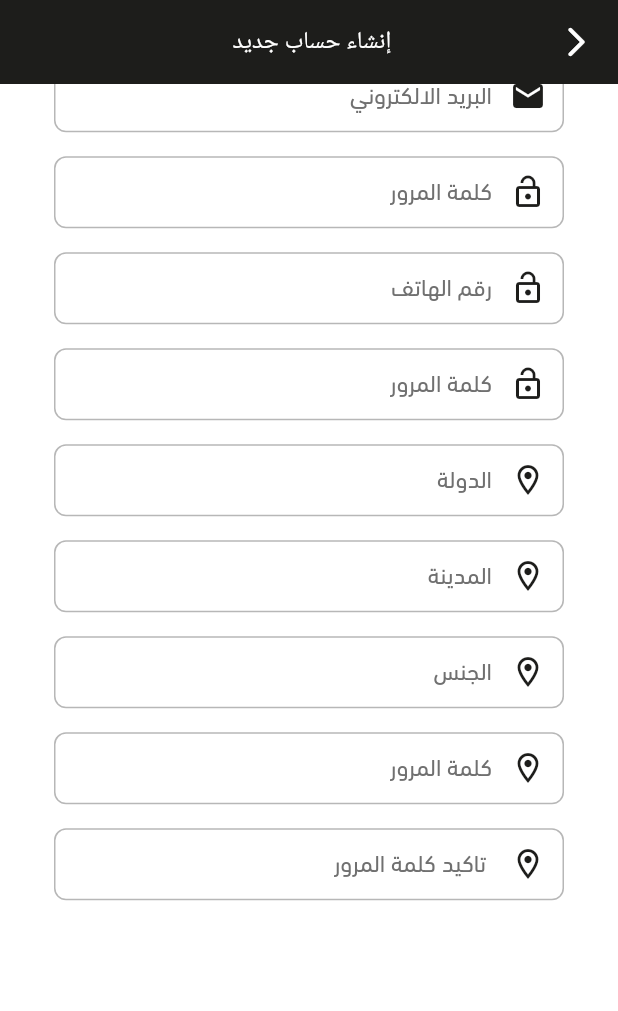
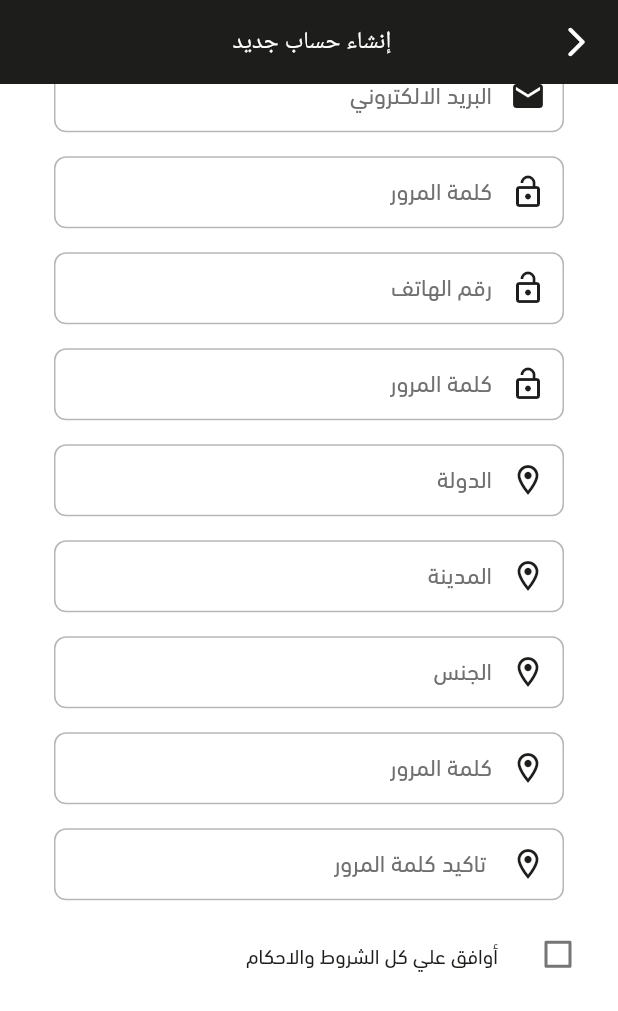
Before and after one commit to MohamedRashad99/Adam_Hawaa, a Flutter app: the SignUp screen opened directly, scrolled down 335 dp, on a phone screen of 412 x 824 dp. Shown: the top 1011 px of the screen. Run offline on Flutter 3.47's test engine with Material 2 defaults, Android fonts, the light colour scheme and no system bars; our stand-ins replace cached_network_image, device_preview, dio, flutter_bloc, flutter_spinkit, fluttertoast and 6 more; missing offline and left inert: edge_alerts, flutter_readable, laravel_exception, legacy_buttons, queen; accounts and stored records are empty.

Commit message:
all auth

```diff
--- a/lib/main.dart
+++ b/lib/main.dart
@@ -67,7 +67,7 @@ class Adam7waa extends StatelessWidget {
             theme: state.theme,
 
             title: 'Flutter Theme Cubit',
-            home: const SignUp(),
+            home: const SignIn(),
           );
         },
       ),
--- a/lib/screen/auth/register/view.dart
+++ b/lib/screen/auth/register/view.dart
@@ -1,13 +1,23 @@
+import 'package:adam_and_eve/screen/auth/vscode/view.dart';
 import 'package:flutter/material.dart';
+import 'package:get/get.dart';
 import 'package:queen/validation.dart';
 
 import '../../../widgets/appBar.dart';
 import '../../../widgets/constants.dart';
 import '../../../widgets/customButton.dart';
 import '../../../widgets/customTextFeild.dart';
-class SignUp extends StatelessWidget {
+class SignUp extends StatefulWidget {
   const SignUp({super.key});
 
+  @override
+  State<SignUp> createState() => _SignUpState();
+}
+
+class _SignUpState extends State<SignUp> {
+
+
+  bool value = false;
   @override
   Widget build(BuildContext context) {
     double height = MediaQuery.of(context).size.height;
@@ -157,11 +167,26 @@ class SignUp extends StatelessWidget {
                 ]),
                 type: TextInputType.text,
               ),
+              ListTile(
 
+                title: Text("أوافق علي كل الشروط والاحكام".tr, style:  const TextStyle(
+                    color: kBlackText, fontSize: 14, fontFamily: 'DinReguler'
+                )),
+                leading:  Checkbox(
+
+                  activeColor: kBlackText,
+                  value: value,
+                  onChanged: ( value) {
+                    setState(() {
+                      this.value = value!;
+                    });
+                  },
+                ),
+              ),
               CustomButton(
                 color: kBlackText,
                 title: "إنشاء حساب جديد",
-                onPressed: () {},
+                onPressed: ()=>Get.to(()=>const VSCode()) ,
               ),
               CustomButton(
                 color: kBlackText,
--- a/lib/screen/auth/vscode/view.dart
+++ b/lib/screen/auth/vscode/view.dart
@@ -29,8 +29,10 @@ class VSCode extends StatelessWidget {
                 padding:
                 const EdgeInsetsDirectional.only(top: 8.0, bottom: 8.0),
                 child: customRigulerText(
-                    title: "أدخل الكود المرسل علي بريدك الالكتروني لتفعيل الحساب"),
+                    title: "فعل حسابك الاّن"),
               ),
+              customRigulerText(
+                  title: "أدخل الكود المرسل علي بريدك الإلكتروني لتفعيل حسابك"),
               CustomTextField(
                 dIcon: Icons.drive_file_rename_outline,
                 hint: "أدحل الكود هنا",
@@ -49,7 +51,7 @@ class VSCode extends StatelessWidget {
               CustomButton(
                 color: kBlackText,
                 title: "تاكيد",
-                onPressed: () {},
+                onPressed: ()=>showAlertCongratulationDialog(context),
               ),
               SizedBox(
                 height: height * 0.1,
```
Also changed, not shown: lib/screen/auth/sign_in/view.dart (+14 -4 lines), lib/widgets/constants.dart (+80 -0 lines), assets/image/checked.png (added), assets/image/popmail.png (added).
